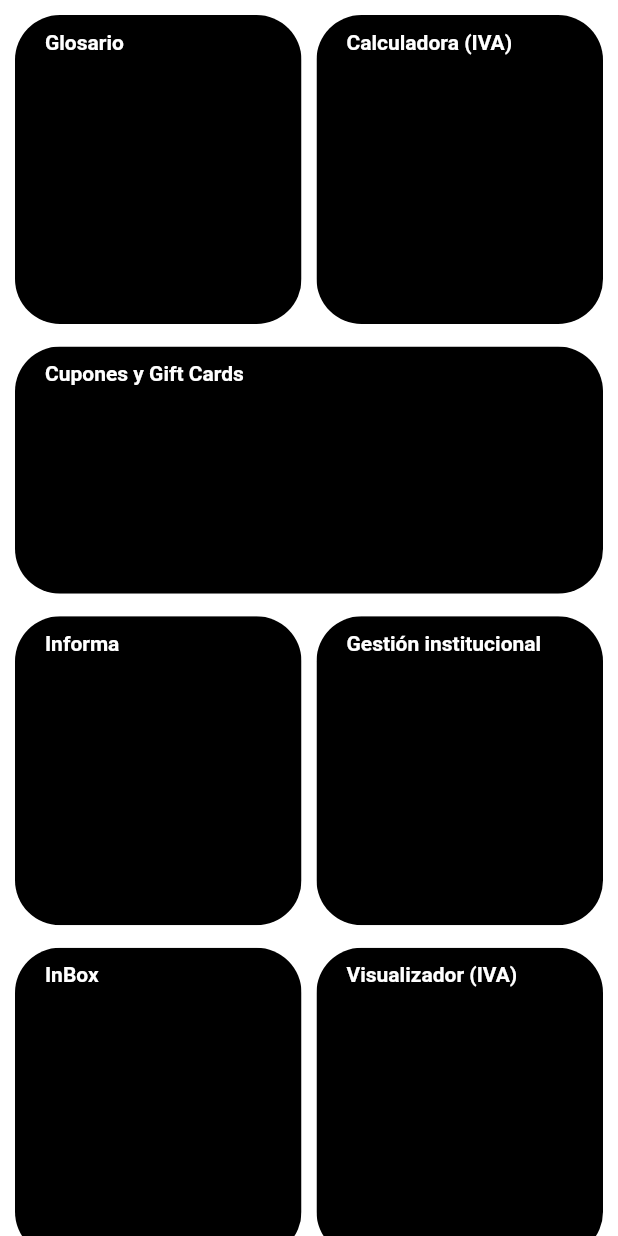
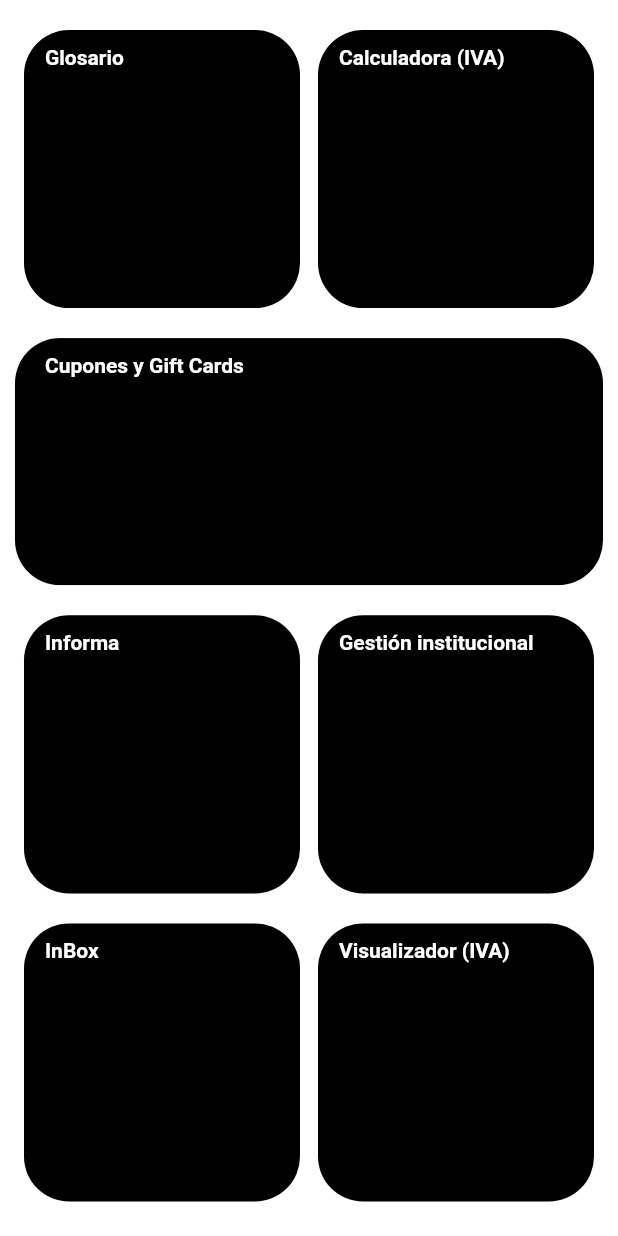
Before and after one commit to jockeer/cbn_app, a Flutter app: the HomeScreen screen opened by its route, on a phone screen of 412 x 824 dp. Run offline on Flutter 3.47's test engine with Material 2 defaults, Android fonts, the phone set to English and light mode, and no system bars; our stand-ins replace carousel_slider, shared_preferences; accounts and stored records are empty.

```diff
--- a/lib/screens/home_screen.dart
+++ b/lib/screens/home_screen.dart
@@ -1,3 +1,4 @@
+import 'package:cbn/utils/preferencias_usuario.dart';
 import 'package:flutter/material.dart';
 
 class HomeScreen extends StatelessWidget {
@@ -27,11 +28,11 @@ class _Menu extends StatelessWidget {
         Row(
           children: [
             Expanded(child: _MenuItem(titulo: 'Glosario', ruta: 'cupon_gifcard')),
-            SizedBox(width: 10,),
             Expanded(child: _MenuItem(titulo: 'Calculadora (IVA)', ruta: 'cupon_gifcard')),
           ],
         ),
-        SizedBox(height: 15,),
+
+        SizedBox(height: 10,),
         GestureDetector(
           onTap: (){Navigator.pushNamed(context, 'cupon_gifcard');},
           child: ClipRRect(
@@ -52,19 +53,16 @@ class _Menu extends StatelessWidget {
             ),
           ),
         ),
-        SizedBox(height: 15,),
+        SizedBox(height: 10,),
         Row(
           children: [
             Expanded(child: _MenuItem(titulo: 'Informa', ruta: 'cupon_gifcard')),
-            SizedBox(width: 10,),
             Expanded(child: _MenuItem(titulo: 'Gestión institucional', ruta: 'cupon_gifcard')),
           ],
         ),
-        SizedBox(height: 15,),
         Row(
           children: [
             Expanded(child: _MenuItem(titulo: 'InBox', ruta: 'cupon_gifcard')),
-            SizedBox(width: 10,),
             Expanded(child: _MenuItem(titulo: 'Visualizador (IVA)', ruta: 'cupon_gifcard')),
           ],
         ),
@@ -77,32 +75,56 @@ class _MenuItem extends StatelessWidget {
 
   final String titulo, ruta;
 
+  final prefs = PreferenciasUsuario();
+
   _MenuItem({required this.titulo,required this.ruta});
 
   @override
   Widget build(BuildContext context) {
     final size = MediaQuery.of(context).size;
-    return GestureDetector(
+    return Stack(
+      children: [
+        Padding(
+          padding: const EdgeInsets.only(bottom: 0),
+          child: GestureDetector(
             onTap: (){
               Navigator.pushNamed(context, this.ruta);
             },
-      child: ClipRRect(
-        borderRadius: BorderRadius.circular(30),
-        child: Stack(
-          children: [
-            Container(
-            height: size.width*0.5,
+            child: Container(
+                margin: EdgeInsets.symmetric( vertical: 10, horizontal: 6),
+                height: size.width * 0.45,
+                decoration: BoxDecoration(
                   color: Colors.black,
+                  borderRadius: BorderRadius.circular(30)
+                ),
+            ),
+          ),
         ),
         Positioned(
-              top: 10,
+          top: 20,
           left: 20,
           right: 20,
           child: Text(this.titulo, style: TextStyle(fontWeight: FontWeight.bold, color: Colors.white),)
+        ),
+        (this.titulo == 'InBox')
+        ? (this.prefs.inbox != 0)
+          ? Positioned(
+              top: 0,
+              right: 2,
+              child: Container(
+                alignment: Alignment.center,
+                width: 40,
+                height: 40,
+                decoration: BoxDecoration(
+                  shape: BoxShape.circle,
+                  color: Colors.red
+                ),
+                child: Text(this.prefs.inbox.toString(), style: TextStyle(color: Colors.white, fontWeight: FontWeight.bold, fontSize: size.width * 0.05 ),),
               )
+            )
+          :Container()
+        :Container(),
       ],
-        ),
-      ),
     );
   }
 }
--- a/lib/screens/register_page2_screen.dart
+++ b/lib/screens/register_page2_screen.dart
@@ -11,9 +11,7 @@ class RegisterPage2Screen extends StatelessWidget {
     return GestureDetector(
       onTap: (){
         final FocusScopeNode focus = FocusScope.of(context);
-        if (!focus.hasPrimaryFocus && focus.hasFocus) {
-          FocusManager.instance.primaryFocus!.unfocus();
-        }
+        if (!focus.hasPrimaryFocus && focus.hasFocus) return FocusManager.instance.primaryFocus!.unfocus();
       },
       child: Scaffold(
         appBar: AppBar(),
--- /dev/null
+++ b/lib/utils/preferencias_usuario.dart
@@ -0,0 +1,37 @@
+import 'package:shared_preferences/shared_preferences.dart';
+
+class PreferenciasUsuario {
+
+  static final PreferenciasUsuario _instancia = new PreferenciasUsuario._internal();
+
+
+  factory PreferenciasUsuario(){
+    return _instancia;
+  }
+
+  PreferenciasUsuario._internal();
+
+  late SharedPreferences prefs;
+
+  initPrefs() async {
+    this.prefs = await SharedPreferences.getInstance();
+  }
+
+  int get inbox{
+    return prefs.getInt('inbox') ?? 0;
+  }
+
+  set inbox(int cantidad){
+    prefs.setInt('inbox', cantidad);
+  }
+
+  // get codigoSocio{
+  //   return _prefs.getString('codigo') ?? 'sin codigo';
+  // }
+
+  // set codigoSocio(String codigo){
+  //   _prefs.setString('codigo', codigo);
+  // }
+
+
+}
--- a/lib/widgets/widgets.dart
+++ b/lib/widgets/widgets.dart
@@ -1,2 +1,3 @@
 export 'package:cbn/widgets/fondo_pantalla.dart';
 export 'package:cbn/widgets/appbar.dart';
+export 'package:cbn/widgets/top_logo.dart';
--- a/pubspec.yaml
+++ b/pubspec.yaml
@@ -17,6 +17,7 @@ dependencies:
   carousel_slider: ^4.0.0
   intl: ^0.17.0
   provider: ^5.0.0
+  shared_preferences: ^2.0.6
 
 dev_dependencies:
   flutter_test:
```
Also changed, not shown: lib/main.dart (+6 -5 lines), lib/screens/gift_card_screen.dart (+14 -1 lines), lib/screens/login_screen.dart (+4 -6 lines), lib/screens/recover_password_screen.dart (+65 -3 lines), lib/screens/register_page1_screen.dart (+3 -5 lines), lib/widgets/top_logo.dart (added, +15 -0 lines), pubspec.lock, 15 other files. Lines whose indentation alone changed are shown as unchanged.
